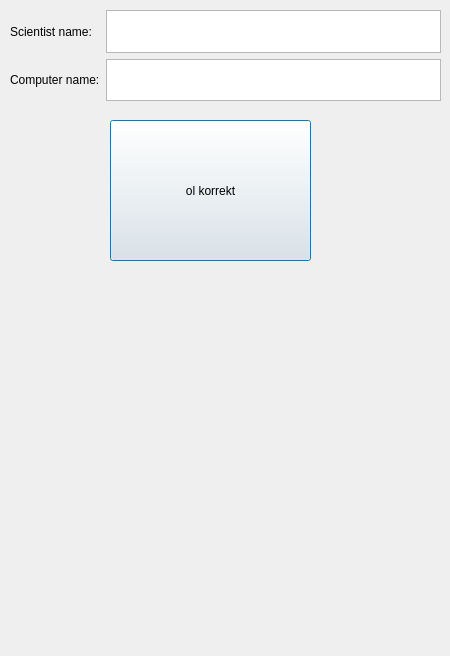
This is addrelation.ui in hermanno16/vika333 as Qt 5 draws it before an edit. The edited form follows.
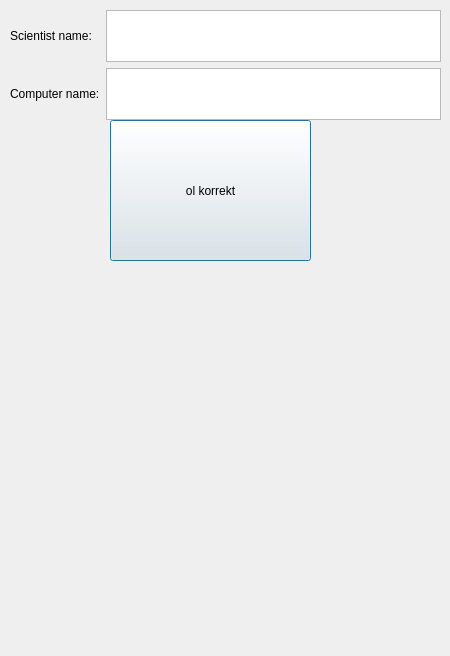
This is the edited form.

Patch:
```diff
--- a/addrelation.ui
+++ b/addrelation.ui
@@ -26,13 +26,13 @@
     <string>ol korrekt</string>
    </property>
   </widget>
-  <widget class="QWidget" name="">
+  <widget class="QWidget" name="layoutWidget">
    <property name="geometry">
     <rect>
      <x>10</x>
      <y>10</y>
      <width>431</width>
-     <height>91</height>
+     <height>110</height>
     </rect>
    </property>
    <layout class="QHBoxLayout" name="horizontalLayout">
```
Left out of the diff: 5 changed lines with no effect on the pictures.
